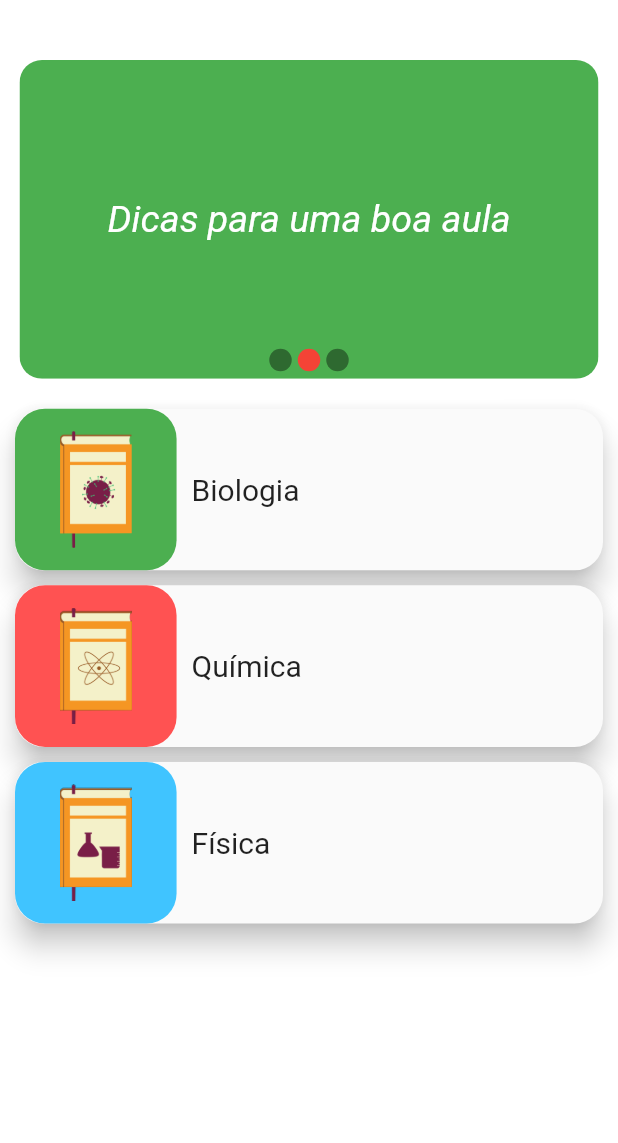
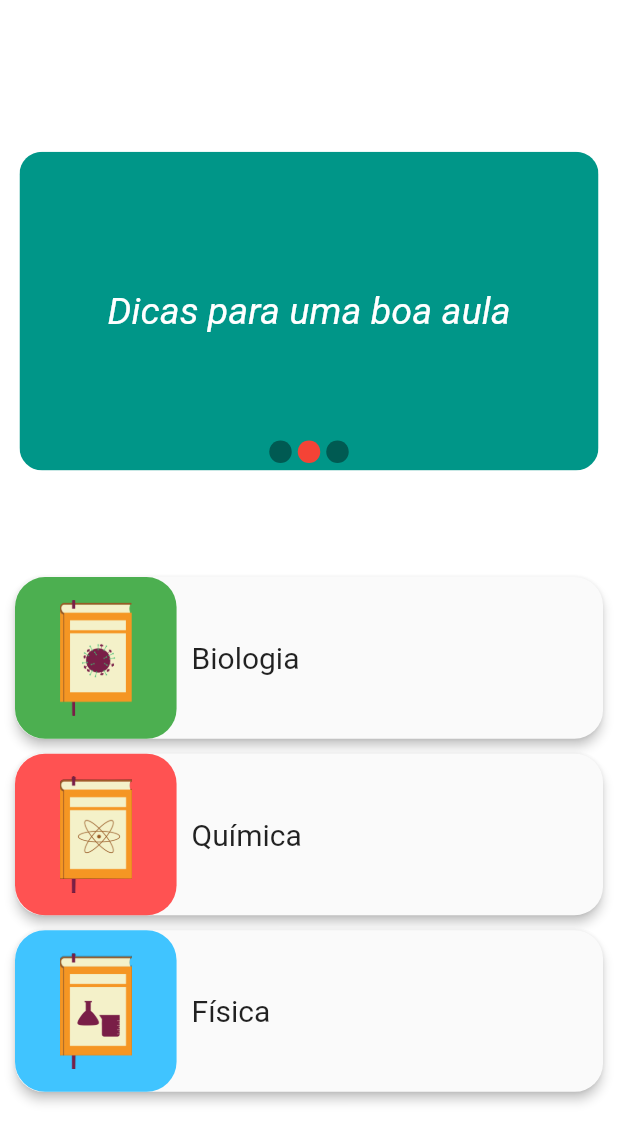
Before and after one commit to RenanMouraDaSilvaBarros/didakNat, a Flutter app: the screen it shows after launch, on a phone screen of 412 x 824 dp. Shown: the top 1143 px of the screen. Run offline on Flutter 3.47's test engine with Material 2 defaults, Android fonts, the phone set to English and light mode, and no system bars; our stand-ins replace cloud_firestore; missing offline and left inert: loading; accounts and stored records are empty.

Commit message:
ajustes espacamentos

```diff
--- a/lib/components/cards_wide.dart
+++ b/lib/components/cards_wide.dart
@@ -31,7 +31,7 @@ class CardWide extends StatelessWidget {
                 bottomRight: Radius.circular(19),
                 bottomLeft: Radius.circular(19),
                 topLeft: Radius.circular(19)),
-            elevation: 8,
+            elevation: 3,
             child: Container(
               child: Row(
                 children: <Widget>[
--- a/lib/modules/home/components/blackboard_card.dart
+++ b/lib/modules/home/components/blackboard_card.dart
@@ -11,7 +11,7 @@ class BlackboardCard extends StatelessWidget {
          Navigator.pushNamed(context, rota);
       },
       child: Container(
-        color: Colors.green,
+        color: Colors.teal,
         padding: EdgeInsets.symmetric(horizontal: 20),
         child: Center(
             child: Text(title,
--- a/lib/modules/home/home_screen.dart
+++ b/lib/modules/home/home_screen.dart
@@ -58,6 +58,7 @@ class _HomeScreenState extends State<HomeScreen> {
     return Scaffold(
       backgroundColor: Colors.white,
       body: Column(
+        mainAxisAlignment: MainAxisAlignment.spaceEvenly,
         children: <Widget>[
           CustomCarousel(
             activeIndicator: Colors.red,
@@ -91,13 +92,9 @@ class _HomeScreenState extends State<HomeScreen> {
             //   });
             // },
           ),
-          Expanded(
-            child: Padding(
-              padding: const EdgeInsets.only(top: 10.0),
-              child: Column(
-                children: content,
-              ),
-            ),
+          ListView(
+            shrinkWrap: true,
+            children: content,
           ),
         ],
       ),
```
